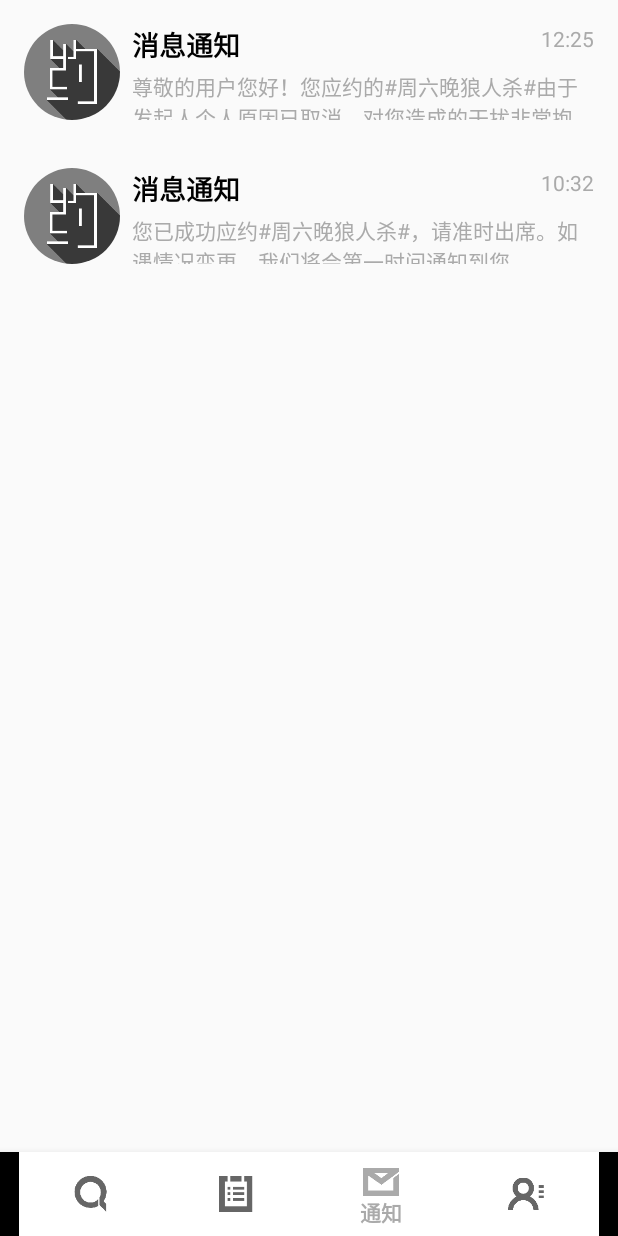
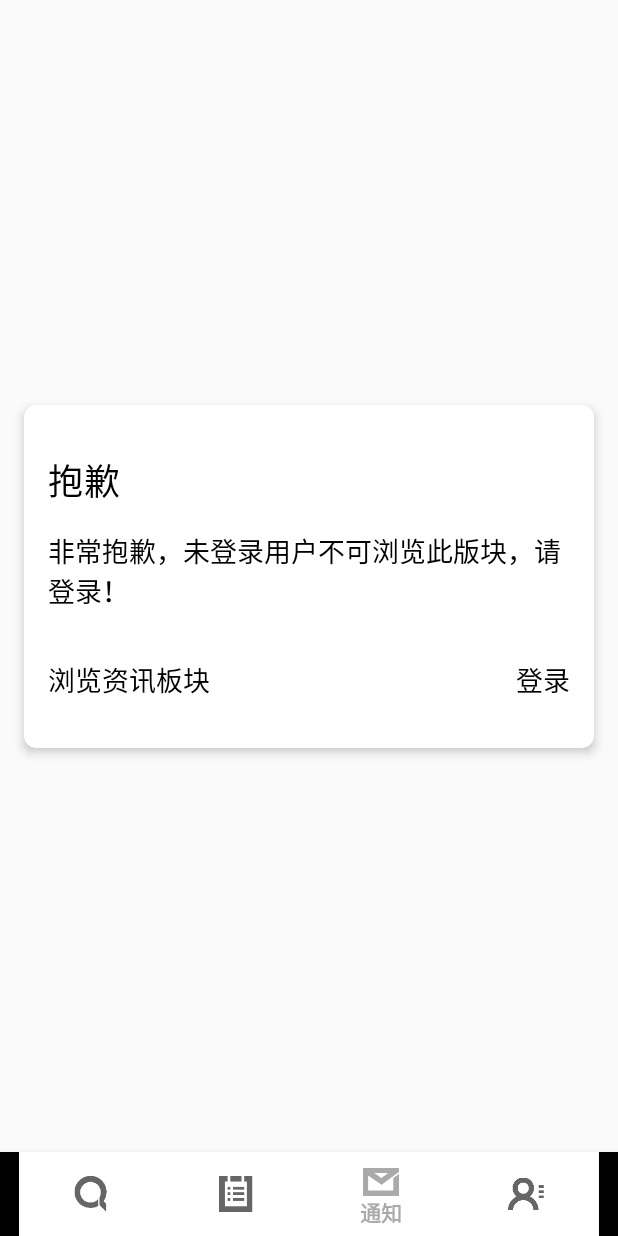
Before and after one commit to 1ightDance/Appointment-App, an Android app: the screen it shows after launch (MainActivity), item 3 of the bottom bar chosen, on a phone screen of 412 x 824 dp. Run offline under Robolectric (Android 15) with nearby library versions, the phone set to English and light mode, and no system bars; our stand-ins replace ButterKnife; libraries missing offline, so code that uses them is left out: org.litepal.crud; 8 statements that could not run were skipped.

Commit message:
完善未登录时是否显示广场及消息碎片逻辑

```diff
--- a/app/src/main/java/com/example/lightdance/appointment/activities/LoginActivity.java
+++ b/app/src/main/java/com/example/lightdance/appointment/activities/LoginActivity.java
@@ -41,6 +41,7 @@ public class LoginActivity extends AppCompatActivity {
         setContentView(R.layout.activity_login);
         ButterKnife.bind(this);
 
+        //toolbar
         mToolbar.setTitle("登录");
         mToolbar.setTitleTextColor(Color.parseColor("#ffffff"));
         mToolbar.setNavigationIcon(R.mipmap.ic_back_white);
@@ -56,6 +57,7 @@ public class LoginActivity extends AppCompatActivity {
         tvForgetpassword.getPaint().setFlags(Paint.UNDERLINE_TEXT_FLAG);
     }
 
+    //点击监听
     @OnClick({R.id.btn_sign_up, R.id.btn_sign_in, R.id.tv_forgetpassword})
     public void onViewClicked(View view) {
         switch (view.getId()) {
@@ -77,6 +79,14 @@ public class LoginActivity extends AppCompatActivity {
         }
     }
 
+    //重写Back键方法 从登录页返回MainActivity
+    @Override
+    public void onBackPressed() {
+        super.onBackPressed();
+        Intent intent = new Intent(this,MainActivity.class);
+        startActivity(intent);
+    }
+
     @Override
     protected void onActivityResult(int requestCode, int resultCode, Intent data) {
         switch (requestCode){
--- a/app/src/main/java/com/example/lightdance/appointment/activities/MainActivity.java
+++ b/app/src/main/java/com/example/lightdance/appointment/activities/MainActivity.java
@@ -1,5 +1,6 @@
 package com.example.lightdance.appointment.activities;
 
+import android.content.Context;
 import android.content.SharedPreferences;
 import android.os.Bundle;
 import android.support.annotation.NonNull;
@@ -17,6 +18,7 @@ import com.example.lightdance.appointment.fragments.NewAppointmentFragment;
 import com.example.lightdance.appointment.fragments.NewsFragment;
 import com.example.lightdance.appointment.fragments.PersonalCenterFragment;
 import com.example.lightdance.appointment.fragments.TimePickerFragment;
+import com.example.lightdance.appointment.fragments.WarningFragment;
 
 public class MainActivity extends AppCompatActivity implements TimePickerFragment.timeListener {
 
@@ -35,6 +37,7 @@ public class MainActivity extends AppCompatActivity implements TimePickerFragmen
     Fragment mPersonalCenterFragment;
     Fragment mNewsFragment;
     Fragment mMessageFragment;
+    Fragment mWarningFragment;
 
     @Override
     protected void onCreate(Bundle savedInstanceState) {
@@ -43,8 +46,6 @@ public class MainActivity extends AppCompatActivity implements TimePickerFragmen
 
         //加载预览数据
         previewDataLoading();
-
-        changeFragment(1);
 
         bottomNavigationView = (BottomNavigationView)findViewById(R.id.main_bottomnavigationview);
 
@@ -69,6 +70,22 @@ public class MainActivity extends AppCompatActivity implements TimePickerFragmen
             }
 
         });
+
+        //判断是否登录 未登录则打开资讯 登录打开广场
+        SharedPreferences preferences = getSharedPreferences("loginData",MODE_PRIVATE);
+        if (preferences.getBoolean("isLogined",false)) {
+            changeFragment(1);
+        }else
+        {
+            changeNavigationSelected(R.id.menu_news);
+            changeFragment(2);
+        }
+
+    }
+
+    //改变NavigationBar被选中Item的方法
+    public void changeNavigationSelected(int selectedId) {
+        bottomNavigationView.setSelectedItemId(R.id.menu_news);
     }
 
     //判断是否加载过预览数据
@@ -167,7 +184,7 @@ public class MainActivity extends AppCompatActivity implements TimePickerFragmen
         editor.apply();
     }
 
-    //动态加载碎片的方法 TEST
+    //动态加载碎片的方法
     public void changeFragment(int position){
         if (position == mCurrentPosition){
             return;
@@ -178,6 +195,26 @@ public class MainActivity extends AppCompatActivity implements TimePickerFragmen
         }
         FragmentTransaction transaction = getSupportFragmentManager()
                 .beginTransaction();
+
+        //判断是否登录 是否显示广场碎片和消息碎片
+        if (position == 1){
+            SharedPreferences preferences = getSharedPreferences("loginData"
+                    , Context.MODE_PRIVATE);
+            boolean isLogined = preferences.getBoolean("isLogined", false);
+            if (isLogined == false) {
+                changeFragment(6);
+                return;
+            }
+        }
+        if (position == 3){
+            SharedPreferences preferences = getSharedPreferences("loginData"
+                    , Context.MODE_PRIVATE);
+            boolean isLogined = preferences.getBoolean("isLogined", false);
+            if (isLogined == false) {
+                changeFragment(6);
+                return;
+            }
+        }
 
         if (fragment.isAdded()) {
             if (fragment.isHidden()) {
@@ -196,6 +233,7 @@ public class MainActivity extends AppCompatActivity implements TimePickerFragmen
         mCurrentPosition = position;
     }
 
+    //获取碎片实例方法
     public Fragment getFragment(int position) {
         switch (position) {
             case 1:
@@ -223,6 +261,11 @@ public class MainActivity extends AppCompatActivity implements TimePickerFragmen
                     mNewAppointmentFragment = NewAppointmentFragment.newInstance();
                 }
                 return mNewAppointmentFragment;
+            case 6:
+                if (mWarningFragment == null){
+                    mWarningFragment = WarningFragment.newInstance();
+                }
+                return mWarningFragment;
             default:
                 return null;
         }
--- a/app/src/main/java/com/example/lightdance/appointment/fragments/BrowseFragment.java
+++ b/app/src/main/java/com/example/lightdance/appointment/fragments/BrowseFragment.java
@@ -72,14 +72,14 @@ public class BrowseFragment extends Fragment {
             @Override
             public void onClick(int position) {
                 BrowseMsgBean clickedMsg = browseMsgBeen.get(position);
-                Toast.makeText(getActivity(),"会弹出约帖详情页",Toast.LENGTH_SHORT).show();
+                Toast.makeText(getActivity(), "会弹出约帖详情页", Toast.LENGTH_SHORT).show();
             }
         });
         adapter.setInviterOnClickListener(new BrowserMsgAdapter.OnInviterClickListener() {
             @Override
             public void onClick(int position) {
 
-                Toast.makeText(getActivity(),"会弹出发布人极简要信息",Toast.LENGTH_SHORT).show();
+                Toast.makeText(getActivity(), "会弹出发布人极简要信息", Toast.LENGTH_SHORT).show();
 //                UserBriflyInfoDialog inviterInfo = new UserBriflyInfoDialog();
 //                inviterInfo.show(getChildFragmentManager(),"TAG1");
             }
--- /dev/null
+++ b/app/src/main/java/com/example/lightdance/appointment/fragments/WarningFragment.java
@@ -0,0 +1,69 @@
+package com.example.lightdance.appointment.fragments;
+
+
+import android.content.Intent;
+import android.os.Bundle;
+import android.support.v4.app.Fragment;
+import android.view.LayoutInflater;
+import android.view.View;
+import android.view.ViewGroup;
+
+import com.example.lightdance.appointment.R;
+import com.example.lightdance.appointment.activities.LoginActivity;
+import com.example.lightdance.appointment.activities.MainActivity;
+
+import butterknife.ButterKnife;
+import butterknife.OnClick;
+import butterknife.Unbinder;
+
+/**
+ * A simple {@link Fragment} subclass.
+ */
+public class WarningFragment extends Fragment {
+
+
+    Unbinder unbinder;
+
+    public WarningFragment() {
+        // Required empty public constructor
+    }
+
+    public static WarningFragment newInstance() {
+        WarningFragment fragment = new WarningFragment();
+        Bundle args = new Bundle();
+        fragment.setArguments(args);
+        return fragment;
+    }
+
+    @Override
+    public View onCreateView(LayoutInflater inflater, ViewGroup container,
+                             Bundle savedInstanceState) {
+        // Inflate the layout for this fragment
+        View view = inflater.inflate(R.layout.fragment_warning, container, false);
+        unbinder = ButterKnife.bind(this, view);
+        return view;
+    }
+
+    @Override
+    public void onDestroyView() {
+        super.onDestroyView();
+        unbinder.unbind();
+    }
+
+    //点击监听
+    @OnClick({R.id.tv_to_changefragment, R.id.tv_to_sighup})
+    public void onViewClicked(View view) {
+        switch (view.getId()) {
+            case R.id.tv_to_changefragment:
+                MainActivity activity = (MainActivity) getActivity();
+                activity.changeNavigationSelected(R.id.menu_news);
+                activity.changeFragment(2);
+                break;
+            case R.id.tv_to_sighup:
+                Intent intent = new Intent(getActivity(), LoginActivity.class);
+                startActivity(intent);
+                getActivity().finish();
+                break;
+        }
+    }
+}
--- /dev/null
+++ b/app/src/main/res/layout/fragment_warning.xml
@@ -0,0 +1,89 @@
+<android.support.constraint.ConstraintLayout xmlns:android="http://schemas.android.com/apk/res/android"
+    xmlns:app="http://schemas.android.com/apk/res-auto"
+    xmlns:tools="http://schemas.android.com/tools"
+    android:layout_width="match_parent"
+    android:layout_height="match_parent"
+    tools:context="com.example.lightdance.appointment.fragments.WarningFragment">
+
+
+    <android.support.v7.widget.CardView
+        android:layout_width="0dp"
+        android:layout_height="wrap_content"
+        android:layout_marginBottom="0dp"
+        android:layout_marginLeft="16dp"
+        android:layout_marginRight="16dp"
+        android:layout_marginTop="0dp"
+        app:cardCornerRadius="8dp"
+        app:cardElevation="4dp"
+        app:layout_constraintBottom_toBottomOf="parent"
+        app:layout_constraintLeft_toLeftOf="parent"
+        app:layout_constraintRight_toRightOf="parent"
+        app:layout_constraintTop_toTopOf="parent"
+        android:id="@+id/cardView"
+        app:layout_constraintVertical_bias="0.5">
+
+        <android.support.constraint.ConstraintLayout
+            android:layout_width="match_parent"
+            android:layout_height="match_parent">
+
+            <TextView
+                android:id="@+id/textView7"
+                android:layout_width="0dp"
+                android:layout_height="wrap_content"
+                android:layout_marginLeft="16dp"
+                android:layout_marginRight="16dp"
+                android:layout_marginTop="16dp"
+                android:text="非常抱歉，未登录用户不可浏览此版块，请登录！"
+                android:textColor="@android:color/black"
+                android:textSize="18sp"
+                app:layout_constraintHorizontal_bias="0.0"
+                app:layout_constraintLeft_toLeftOf="parent"
+                app:layout_constraintRight_toRightOf="parent"
+                app:layout_constraintTop_toBottomOf="@+id/textView6" />
+
+            <TextView
+                android:id="@+id/tv_to_changefragment"
+                android:layout_width="wrap_content"
+                android:layout_height="wrap_content"
+                android:layout_marginBottom="32dp"
+                android:layout_marginLeft="0dp"
+                android:layout_marginTop="32dp"
+                android:text="浏览资讯板块"
+                android:textColor="@android:color/black"
+                android:textSize="18sp"
+                app:layout_constraintBottom_toBottomOf="parent"
+                app:layout_constraintLeft_toLeftOf="@+id/textView7"
+                app:layout_constraintTop_toBottomOf="@+id/textView7" />
+
+            <TextView
+                android:id="@+id/tv_to_sighup"
+                android:layout_width="wrap_content"
+                android:layout_height="wrap_content"
+                android:layout_marginBottom="0dp"
+                android:layout_marginRight="0dp"
+                android:layout_marginTop="32dp"
+                android:text="登录"
+                android:textColor="@android:color/black"
+                android:textSize="18sp"
+                app:layout_constraintBottom_toBottomOf="@+id/tv_to_changefragment"
+                app:layout_constraintRight_toRightOf="@+id/textView7"
+                app:layout_constraintTop_toBottomOf="@+id/textView7" />
+
+            <TextView
+                android:id="@+id/textView6"
+                android:layout_width="wrap_content"
+                android:layout_height="wrap_content"
+                android:layout_marginLeft="16dp"
+                android:layout_marginRight="0dp"
+                android:layout_marginTop="32dp"
+                android:text="抱歉"
+                android:textColor="@android:color/black"
+                android:textSize="24sp"
+                app:layout_constraintLeft_toLeftOf="parent"
+                app:layout_constraintRight_toRightOf="parent"
+                app:layout_constraintTop_toTopOf="parent"
+                app:layout_constraintHorizontal_bias="0.0" />
+        </android.support.constraint.ConstraintLayout>
+    </android.support.v7.widget.CardView>
+
+</android.support.constraint.ConstraintLayout>
```
